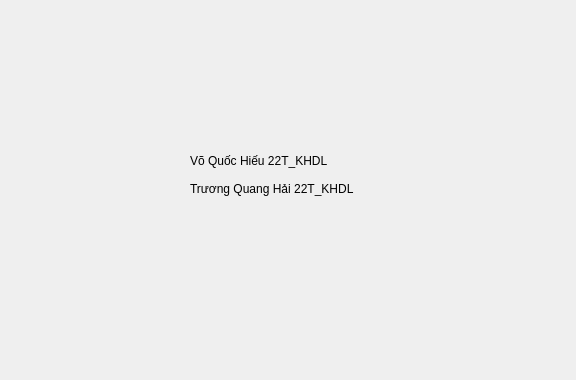
Before: the Qt Designer form info_form.ui in qhaihcblol/Demo, drawn with Qt 5.
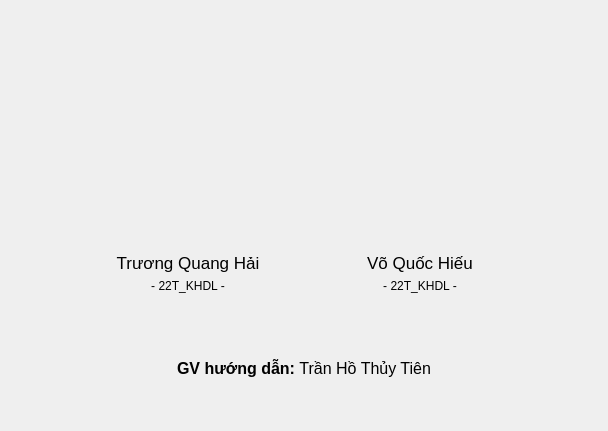
After: the same form once the commit is applied. Icons and pictures are not drawn.

What changed in the file:
```diff
--- a/info_form.ui
+++ b/info_form.ui
@@ -6,39 +6,206 @@
    <rect>
     <x>0</x>
     <y>0</y>
-    <width>576</width>
-    <height>380</height>
+    <width>608</width>
+    <height>431</height>
    </rect>
   </property>
   <property name="windowTitle">
    <string>Form</string>
   </property>
-  <widget class="QWidget" name="">
-   <property name="geometry">
-    <rect>
-     <x>190</x>
-     <y>150</y>
-     <width>202</width>
-     <height>50</height>
-    </rect>
-   </property>
-   <layout class="QVBoxLayout" name="verticalLayout">
-    <item>
-     <widget class="QLabel" name="label_2">
-      <property name="text">
-       <string>Võ Quốc Hiếu 22T_KHDL</string>
-      </property>
-     </widget>
-    </item>
-    <item>
-     <widget class="QLabel" name="label">
-      <property name="text">
-       <string>Trương Quang Hải 22T_KHDL </string>
-      </property>
-     </widget>
-    </item>
-   </layout>
-  </widget>
+  <layout class="QHBoxLayout" name="horizontalLayout">
+   <item>
+    <spacer name="horizontalSpacer_2">
+     <property name="orientation">
+      <enum>Qt::Orientation::Horizontal</enum>
+     </property>
+     <property name="sizeHint" stdset="0">
+      <size>
+       <width>55</width>
+       <height>20</height>
+      </size>
+     </property>
+    </spacer>
+   </item>
+   <item>
+    <widget class="QWidget" name="widget" native="true">
+     <layout class="QVBoxLayout" name="verticalLayout">
+      <item>
+       <widget class="QWidget" name="widget_5" native="true">
+        <layout class="QGridLayout" name="gridLayout">
+         <item row="0" column="1">
+          <spacer name="horizontalSpacer">
+           <property name="orientation">
+            <enum>Qt::Orientation::Horizontal</enum>
+           </property>
+           <property name="sizeHint" stdset="0">
+            <size>
+             <width>40</width>
+             <height>20</height>
+            </size>
+           </property>
+          </spacer>
+         </item>
+         <item row="0" column="2">
+          <widget class="QWidget" name="widget_4" native="true">
+           <layout class="QVBoxLayout" name="verticalLayout_4">
+            <item>
+             <widget class="QWidget" name="widget_2" native="true">
+              <layout class="QVBoxLayout" name="verticalLayout_2">
+               <item>
+                <widget class="QLabel" name="Logo">
+                 <property name="minimumSize">
+                  <size>
+                   <width>150</width>
+                   <height>200</height>
+                  </size>
+                 </property>
+                 <property name="maximumSize">
+                  <size>
+                   <width>150</width>
+                   <height>200</height>
+                  </size>
+                 </property>
+                 <property name="styleSheet">
+                  <string notr="true">m</string>
+                 </property>
+                 <property name="text">
+                  <string/>
+                 </property>
+                 <property name="pixmap">
+                  <pixmap resource="res.qrc">:/image/Resource/QuocHieu.jpeg</pixmap>
+                 </property>
+                 <property name="scaledContents">
+                  <bool>true</bool>
+                 </property>
+                </widget>
+               </item>
+               <item>
+                <widget class="QLabel" name="label_2">
+                 <property name="font">
+                  <font>
+                   <pointsize>13</pointsize>
+                  </font>
+                 </property>
+                 <property name="text">
+                  <string>Võ Quốc Hiếu</string>
+                 </property>
+                 <property name="alignment">
+                  <set>Qt::AlignmentFlag::AlignCenter</set>
+                 </property>
+                </widget>
+               </item>
+               <item>
+                <widget class="QLabel" name="label_4">
+                 <property name="text">
+                  <string>- 22T_KHDL -</string>
+                 </property>
+                 <property name="alignment">
+                  <set>Qt::AlignmentFlag::AlignCenter</set>
+                 </property>
+                </widget>
+               </item>
+              </layout>
+             </widget>
+            </item>
+           </layout>
+          </widget>
+         </item>
+         <item row="0" column="0">
+          <widget class="QWidget" name="widget_6" native="true">
+           <layout class="QVBoxLayout" name="verticalLayout_5">
+            <item>
+             <widget class="QWidget" name="widget_3" native="true">
+              <layout class="QVBoxLayout" name="verticalLayout_3">
+               <item>
+                <widget class="QLabel" name="Logo_2">
+                 <property name="minimumSize">
+                  <size>
+                   <width>150</width>
+                   <height>200</height>
+                  </size>
+                 </property>
+                 <property name="maximumSize">
+                  <size>
+                   <width>150</width>
+                   <height>200</height>
+                  </size>
+                 </property>
+                 <property name="styleSheet">
+                  <string notr="true">m</string>
+                 </property>
+                 <property name="text">
+                  <string/>
+                 </property>
+                 <property name="pixmap">
+                  <pixmap resource="res.qrc">:/image/Resource/QuangHai.jpg</pixmap>
+                 </property>
+                 <property name="scaledContents">
+                  <bool>true</bool>
+                 </property>
+                </widget>
+               </item>
+               <item>
+                <widget class="QLabel" name="label_3">
+                 <property name="font">
+                  <font>
+                   <pointsize>13</pointsize>
+                  </font>
+                 </property>
+                 <property name="text">
+                  <string>Trương Quang Hải</string>
+                 </property>
+                 <property name="alignment">
+                  <set>Qt::AlignmentFlag::AlignCenter</set>
+                 </property>
+                </widget>
+               </item>
+               <item>
+                <widget class="QLabel" name="label_5">
+                 <property name="text">
+                  <string>- 22T_KHDL -</string>
+                 </property>
+                 <property name="alignment">
+                  <set>Qt::AlignmentFlag::AlignCenter</set>
+                 </property>
+                </widget>
+               </item>
+              </layout>
+             </widget>
+            </item>
+           </layout>
+          </widget>
+         </item>
+        </layout>
+       </widget>
+      </item>
+      <item>
+       <widget class="QLabel" name="label">
+        <property name="text">
+         <string>&lt;html&gt;&lt;head/&gt;&lt;body&gt;&lt;p&gt;&lt;span style=&quot; font-size:12pt; font-weight:700;&quot;&gt;GV hướng dẫn: &lt;/span&gt;&lt;span style=&quot; font-size:12pt;&quot;&gt;Trần Hồ Thủy Tiên&lt;/span&gt;&lt;/p&gt;&lt;/body&gt;&lt;/html&gt;</string>
+        </property>
+        <property name="alignment">
+         <set>Qt::AlignmentFlag::AlignCenter</set>
+        </property>
+       </widget>
+      </item>
+     </layout>
+    </widget>
+   </item>
+   <item>
+    <spacer name="horizontalSpacer_3">
+     <property name="orientation">
+      <enum>Qt::Orientation::Horizontal</enum>
+     </property>
+     <property name="sizeHint" stdset="0">
+      <size>
+       <width>54</width>
+       <height>20</height>
+      </size>
+     </property>
+    </spacer>
+   </item>
+  </layout>
  </widget>
  <resources/>
  <connections/>
```
Left out of the diff: 4 changed lines with no effect on the pictures.
